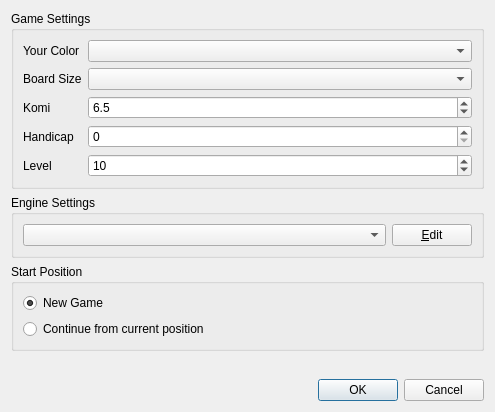
Above: playwithcomputerdialog.ui from nullx002/mugo before the change. Below: the same form after it.
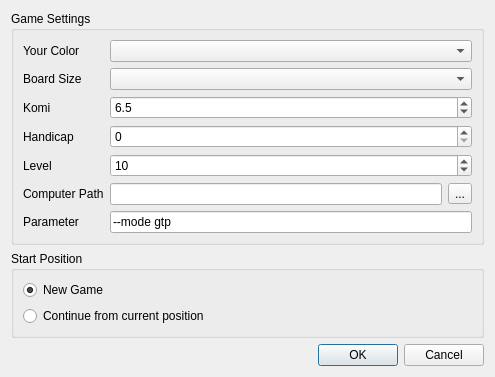
That is the form after the change.

Commit message: 1.0.0!! add: print preview dialog. add: header/footer string, font setting on print option dialog. add: export image dialog. chg: set current time to game information when playing with computer. chg: set player name when playing with computer. chg: move number is not displayed on marker. chg: use heavy line to outer frame. chg: set focus to branchWidget when active tab is changed or node changed. fix: if engine does not support final_status_list, mugo crashed when end game.

The edit to the form file:
```diff
--- a/playwithcomputerdialog.ui
+++ b/playwithcomputerdialog.ui
@@ -7,15 +7,9 @@
     <x>0</x>
     <y>0</y>
     <width>495</width>
-    <height>412</height>
+    <height>295</height>
    </rect>
   </property>
-  <property name="sizePolicy">
-   <sizepolicy hsizetype="Preferred" vsizetype="Minimum">
-    <horstretch>0</horstretch>
-    <verstretch>0</verstretch>
-   </sizepolicy>
-  </property>
   <property name="windowTitle">
    <string>Play with Computer</string>
   </property>
@@ -108,28 +102,38 @@
           </property>
          </widget>
         </item>
-       </layout>
-      </widget>
-     </item>
-     <item>
-      <widget class="QGroupBox" name="engineGroupBox">
-       <property name="title">
-        <string>Engine Settings</string>
-       </property>
-       <layout class="QHBoxLayout" name="horizontalLayout_2">
-        <item>
-         <widget class="QComboBox" name="engineComboBox"/>
+        <item row="5" column="0">
+         <widget class="QLabel" name="label">
+          <property name="text">
+           <string>Computer Path</string>
+          </property>
+         </widget>
         </item>
-        <item>
-         <widget class="QPushButton" name="editEngineButton">
-          <property name="sizePolicy">
-           <sizepolicy hsizetype="Maximum" vsizetype="Fixed">
-            <horstretch>0</horstretch>
-            <verstretch>0</verstretch>
-           </sizepolicy>
+        <item row="5" column="1">
+         <layout class="QHBoxLayout" name="horizontalLayout">
+          <item>
+           <widget class="QLineEdit" name="computerPathEdit"/>
+          </item>
+          <item>
+           <widget class="QToolButton" name="computerPathBrowse">
+            <property name="text">
+             <string>...</string>
+            </property>
+           </widget>
+          </item>
+         </layout>
+        </item>
+        <item row="6" column="0">
+         <widget class="QLabel" name="label_7">
+          <property name="text">
+           <string>Parameter</string>
           </property>
+         </widget>
+        </item>
+        <item row="6" column="1">
+         <widget class="QLineEdit" name="parameterEdit">
           <property name="text">
-           <string>&amp;Edit</string>
+           <string>--mode gtp</string>
           </property>
          </widget>
         </item>
@@ -164,19 +168,6 @@
      </item>
     </layout>
    </item>
-   <item>
-    <spacer name="verticalSpacer">
-     <property name="orientation">
-      <enum>Qt::Vertical</enum>
-     </property>
-     <property name="sizeHint" stdset="0">
-      <size>
-       <width>20</width>
-       <height>40</height>
-      </size>
-     </property>
-    </spacer>
-   </item>
    <item>
     <widget class="QDialogButtonBox" name="buttonBox">
      <property name="orientation">
```
Left out of the diff: 4 changed lines with no effect on the pictures. The commit also changes 34 other files.
